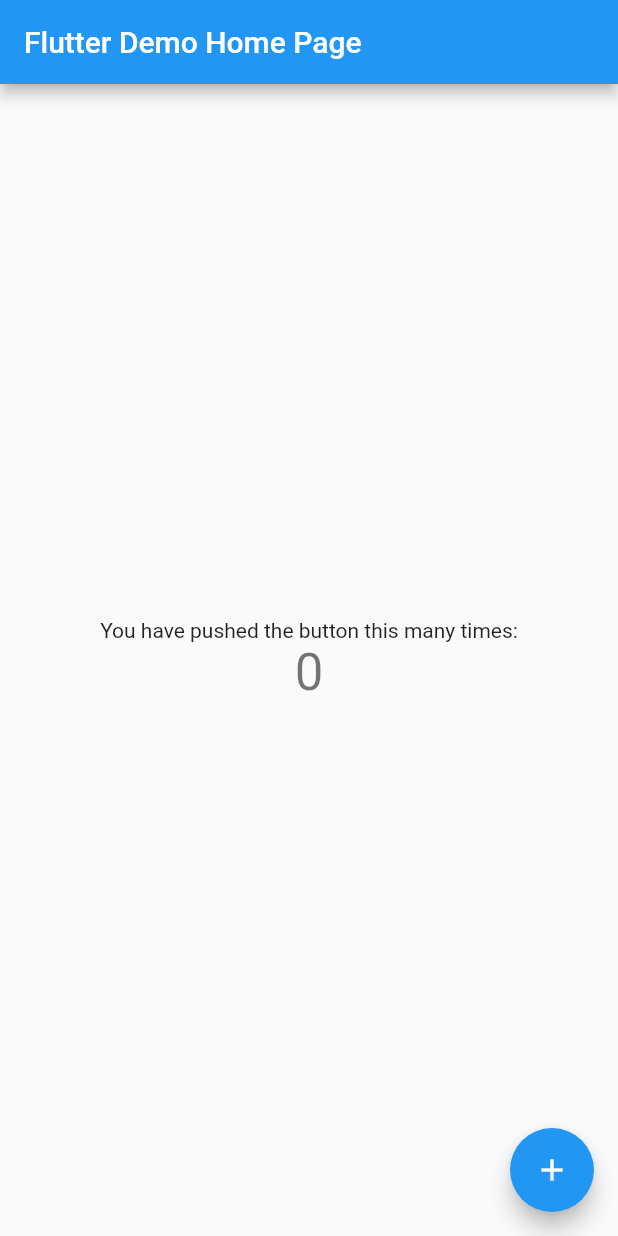
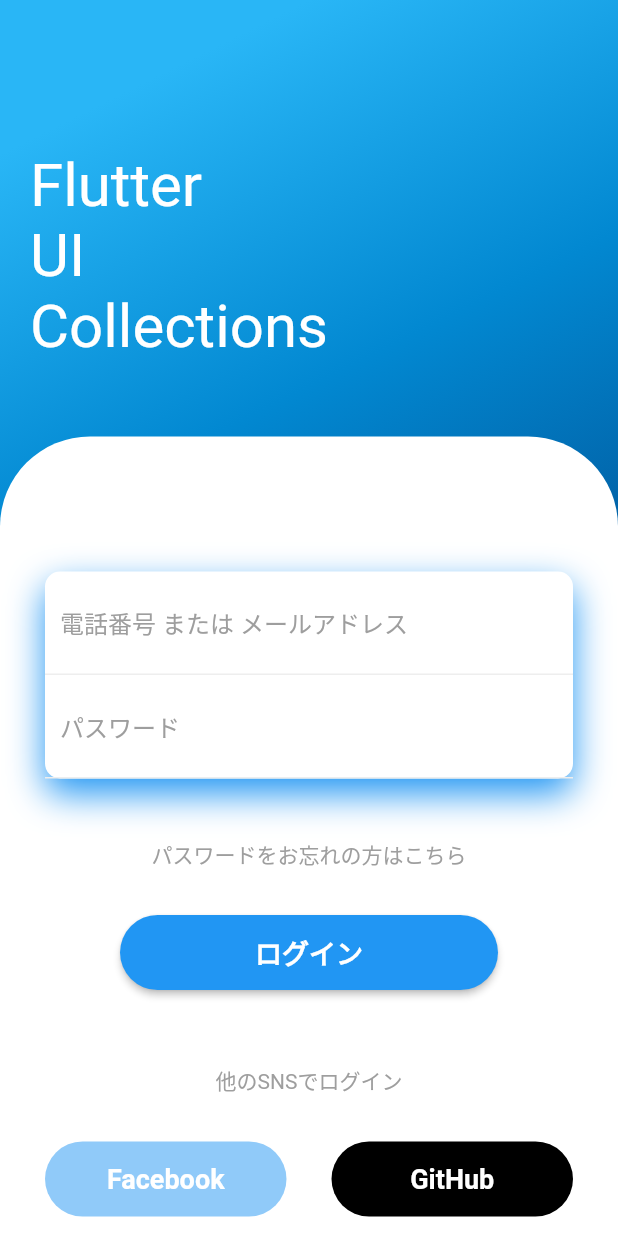
Before and after one commit to Channelsu/flutter_ui_collections, a Flutter app: the screen it shows after launch, on a phone screen of 412 x 824 dp. Run offline on Flutter 3.47's test engine with Material 2 defaults, Android fonts, the phone set to English and light mode, and no system bars; our stand-ins replace simple_animations.

Commit message:
トップ画面追加

```diff
--- a/lib/main.dart
+++ b/lib/main.dart
@@ -1,117 +1,182 @@
+import 'package:flutteruicollections/animations/fade_animation.dart';
 import 'package:flutter/material.dart';
+import 'package:flutteruicollections/screens/ui_sample_list_screen.dart';
 
-void main() {
-  runApp(MyApp());
-}
+void main() => runApp(
+  MaterialApp(
+    debugShowCheckedModeBanner: false,
+    home: HomePage(),
+  )
+);
 
-class MyApp extends StatelessWidget {
-  // This widget is the root of your application.
-  @override
-  Widget build(BuildContext context) {
-    return MaterialApp(
-      title: 'Flutter Demo',
-      theme: ThemeData(
-        // This is the theme of your application.
-        //
-        // Try running your application with "flutter run". You'll see the
-        // application has a blue toolbar. Then, without quitting the app, try
-        // changing the primarySwatch below to Colors.green and then invoke
-        // "hot reload" (press "r" in the console where you ran "flutter run",
-        // or simply save your changes to "hot reload" in a Flutter IDE).
-        // Notice that the counter didn't reset back to zero; the application
-        // is not restarted.
-        primarySwatch: Colors.blue,
-        // This makes the visual density adapt to the platform that you run
-        // the app on. For desktop platforms, the controls will be smaller and
-        // closer together (more dense) than on mobile platforms.
-        visualDensity: VisualDensity.adaptivePlatformDensity,
-      ),
-      home: MyHomePage(title: 'Flutter Demo Home Page'),
-    );
-  }
-}
-
-class MyHomePage extends StatefulWidget {
-  MyHomePage({Key key, this.title}) : super(key: key);
-
-  // This widget is the home page of your application. It is stateful, meaning
-  // that it has a State object (defined below) that contains fields that affect
-  // how it looks.
-
-  // This class is the configuration for the state. It holds the values (in this
-  // case the title) provided by the parent (in this case the App widget) and
-  // used by the build method of the State. Fields in a Widget subclass are
-  // always marked "final".
-
-  final String title;
-
-  @override
-  _MyHomePageState createState() => _MyHomePageState();
-}
-
-class _MyHomePageState extends State<MyHomePage> {
-  int _counter = 0;
-
-  void _incrementCounter() {
-    setState(() {
-      // This call to setState tells the Flutter framework that something has
-      // changed in this State, which causes it to rerun the build method below
-      // so that the display can reflect the updated values. If we changed
-      // _counter without calling setState(), then the build method would not be
-      // called again, and so nothing would appear to happen.
-      _counter++;
-    });
-  }
+class HomePage extends StatelessWidget {
 
   @override
   Widget build(BuildContext context) {
-    // This method is rerun every time setState is called, for instance as done
-    // by the _incrementCounter method above.
-    //
-    // The Flutter framework has been optimized to make rerunning build methods
-    // fast, so that you can just rebuild anything that needs updating rather
-    // than having to individually change instances of widgets.
     return Scaffold(
-      appBar: AppBar(
-        // Here we take the value from the MyHomePage object that was created by
-        // the App.build method, and use it to set our appbar title.
-        title: Text(widget.title),
-      ),
-      body: Center(
-        // Center is a layout widget. It takes a single child and positions it
-        // in the middle of the parent.
+      // appBar: AppBar(
+      //   title: Text('夕焼け'),
+      //   backgroundColor: Colors.deepOrange,
+      //   leading: IconButton(icon: Icon(Icons.menu), onPressed: null),
+      //   actions: <Widget>[
+      //     Icon(Icons.settings)
+      //   ],
+      // ),
+      body: Container(
+        width: double.infinity,
+        decoration: BoxDecoration(
+          gradient: LinearGradient(
+            begin: Alignment.topCenter,
+            colors: [
+              Colors.lightBlue[400],
+              Colors.lightBlue[700],
+              Colors.lightBlue[900],
+            ]
+          )
+        ),
         child: Column(
-          // Column is also a layout widget. It takes a list of children and
-          // arranges them vertically. By default, it sizes itself to fit its
-          // children horizontally, and tries to be as tall as its parent.
-          //
-          // Invoke "debug painting" (press "p" in the console, choose the
-          // "Toggle Debug Paint" action from the Flutter Inspector in Android
-          // Studio, or the "Toggle Debug Paint" command in Visual Studio Code)
-          // to see the wireframe for each widget.
-          //
-          // Column has various properties to control how it sizes itself and
-          // how it positions its children. Here we use mainAxisAlignment to
-          // center the children vertically; the main axis here is the vertical
-          // axis because Columns are vertical (the cross axis would be
-          // horizontal).
-          mainAxisAlignment: MainAxisAlignment.center,
+          crossAxisAlignment: CrossAxisAlignment.start,
           children: <Widget>[
-            Text(
-              'You have pushed the button this many times:',
+            SizedBox(height: 80,),
+            Padding(
+              padding: EdgeInsets.all(20),
+              child: Column(
+                crossAxisAlignment: CrossAxisAlignment.start,
+                children: <Widget>[
+                  FadeAnimation(1, Text('Flutter', style: TextStyle(color: Colors.white, fontSize: 40),)),
+                  FadeAnimation(1.3, Text('UI', style: TextStyle(color: Colors.white, fontSize: 40),)),
+                  FadeAnimation(1.6, Text('Collections', style: TextStyle(color: Colors.white, fontSize: 40),)),
+                  SizedBox(height: 10,),
+                  // RaisedButton(
+                  //   child: Text('Login'),
+                  //   onPressed: () {
+                  //     Navigator.push(context, MaterialPageRoute(
+                  //       builder: (context) => WidgetListPage(),
+                  //     ));
+                  //   },
+                  // ),
+                ],
+              ),
             ),
-            Text(
-              '$_counter',
-              style: Theme.of(context).textTheme.headline4,
+            SizedBox(height: 20,),
+            Expanded(
+              child: Container(
+                decoration: BoxDecoration(
+                  color: Colors.white,
+                  borderRadius: BorderRadius.only(topLeft: Radius.circular(60), topRight: Radius.circular(60))
+                ),
+                child: Padding(
+                  padding: EdgeInsets.all(30),
+                  child: Column(
+                    children: <Widget>[
+                      SizedBox(height: 60),
+                      FadeAnimation(1.8, Container(
+                        decoration: BoxDecoration(
+                          color: Colors.white,
+                          borderRadius: BorderRadius.circular(10),
+                          boxShadow: [BoxShadow(
+                            color: Colors.blue,
+                          blurRadius: 20,
+                          offset: Offset(0, 10)
+                          )]
+                        ),
+                        child: Column(
+                          children: <Widget>[
+                            Container(
+                              padding: EdgeInsets.all(10),
+                              decoration: BoxDecoration(
+                                border: Border(bottom: BorderSide(color: Colors.grey[200])),
+                              ),
+                              child: TextField(
+                                decoration: InputDecoration(
+                                  hintText: '電話番号 または メールアドレス',
+                                  hintStyle: TextStyle(color: Colors.grey),
+                                  border: InputBorder.none,
+                                ),
+                              ),
+                            ),
+                            Container(
+                              padding: EdgeInsets.all(10),
+                              decoration: BoxDecoration(
+                                border: Border(bottom: BorderSide(color: Colors.grey[200])),
+                              ),
+                              child: TextField(
+                                decoration: InputDecoration(
+                                  hintText: 'パスワード',
+                                  hintStyle: TextStyle(color: Colors.grey),
+                                  border: InputBorder.none,
+                                ),
+                              ),
+                            ),
+                          ],
+                        ),
+                      )),
+                      SizedBox(height: 40,),
+                      FadeAnimation(1.8, Text('パスワードをお忘れの方はこちら', style: TextStyle(color: Colors.grey),)),
+                      SizedBox(height: 30,),
+                      FadeAnimation(2.0, Container(
+                        height: 50,
+                        margin: EdgeInsets.symmetric(horizontal: 50),
+                        child: Align(
+                          alignment: Alignment.bottomCenter,
+                          child: ButtonTheme(
+                            minWidth: 300,
+                            height: 50,
+                            child: RaisedButton(
+                              onPressed: () {
+                                Navigator.push(context, MaterialPageRoute(
+                                  builder: (context) => UiSampleListScreen(),
+                                ));
+                              },
+                              shape: RoundedRectangleBorder(
+                                borderRadius: BorderRadius.circular(40.0)
+                              ),
+                              child: Text('ログイン', style: TextStyle(color: Colors.white, fontSize: 18, fontWeight: FontWeight.bold),),
+                              color: Colors.blue,
+                            ),
+                          ),
+                        )
+                      )),
+                      SizedBox(height: 50,),
+                      FadeAnimation(2.2, Text('他のSNSでログイン', style: TextStyle(color: Colors.grey),)),
+                      SizedBox(height: 30,),
+                      Row(
+                        children: <Widget>[
+                          Expanded(
+                            child: FadeAnimation(2.4, Container(
+                              height: 50,
+                              decoration: BoxDecoration(
+                                borderRadius: BorderRadius.circular(50),
+                                color: Colors.blue[200],
+                              ),
+                              child: Center(
+                                child: Text('Facebook', style: TextStyle(color: Colors.white, fontSize: 18, fontWeight: FontWeight.bold),),
+                              ),
+                            )),
+                          ),
+                          SizedBox(width: 30,),
+                          Expanded(
+                            child: FadeAnimation(2.4, Container(
+                              height: 50,
+                              decoration: BoxDecoration(
+                                borderRadius: BorderRadius.circular(50),
+                                color: Colors.black,
+                              ),
+                              child: Center(
+                                child: Text('GitHub', style: TextStyle(color: Colors.white, fontSize: 18, fontWeight: FontWeight.bold),),
+                              ),
+                            )),
+                          ),
+                        ],
+                      )
+                    ],
+                  ),
+                ),
+              ),
             ),
           ],
         ),
       ),
-      floatingActionButton: FloatingActionButton(
-        onPressed: _incrementCounter,
-        tooltip: 'Increment',
-        child: Icon(Icons.add),
-      ), // This trailing comma makes auto-formatting nicer for build methods.
     );
   }
 }
```
